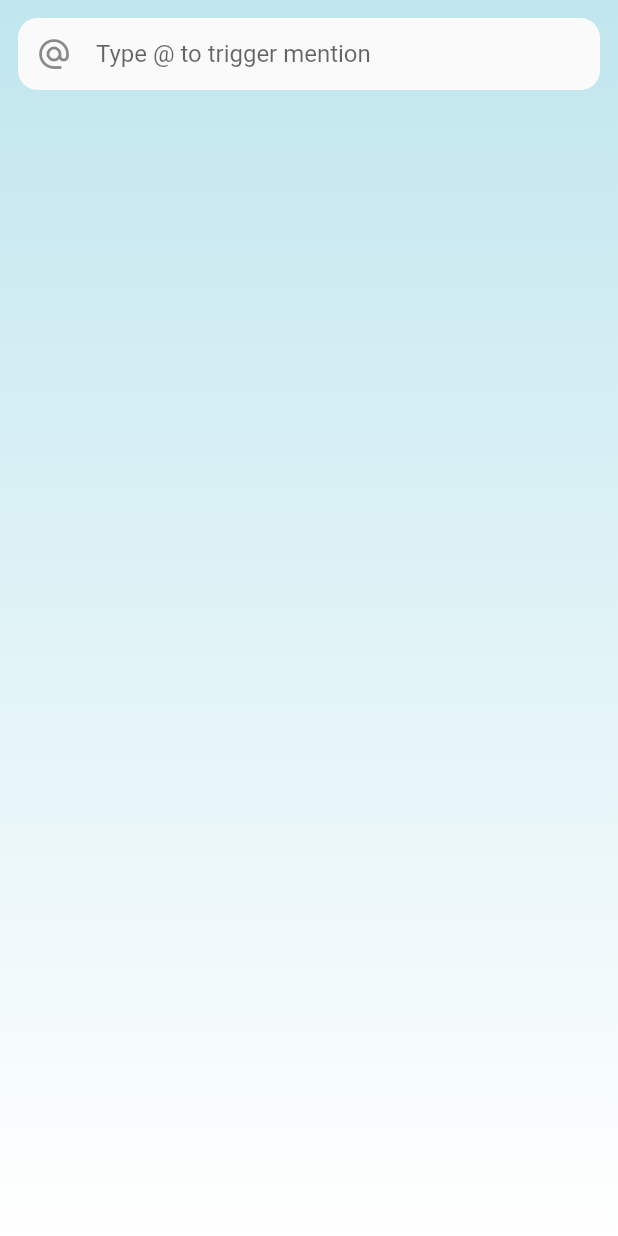
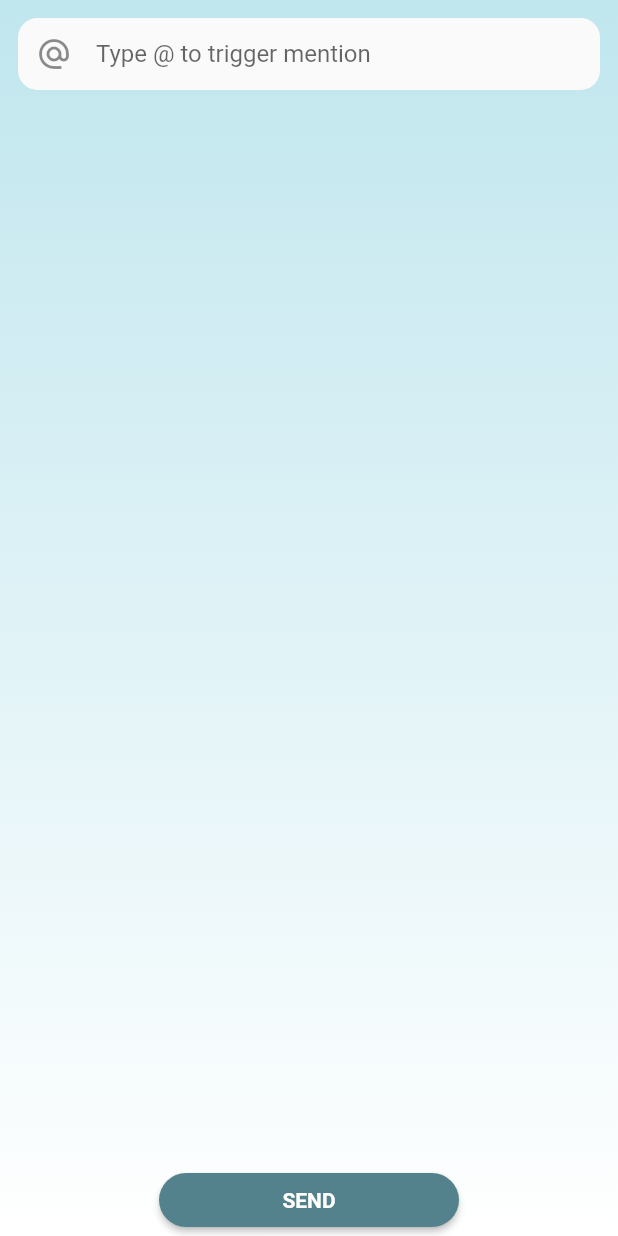
Before and after one commit to AlexisDeslandes/mentionable_text_field, a Flutter app: the screen it shows after launch, on a phone screen of 412 x 824 dp. Run offline on Flutter 3.47's test engine with Material 2 defaults, Android fonts, the phone set to English and light mode, and no system bars; our stand-ins replace rxdart.

Commit message:
Refactor example

```diff
--- a/examples/mentionable_text_field_example/lib/main.dart
+++ b/examples/mentionable_text_field_example/lib/main.dart
@@ -1,40 +1,14 @@
+import 'dart:async';
+
 import 'package:flutter/foundation.dart';
 import 'package:flutter/material.dart';
 import 'package:mentionable_text_field/mentionable_text_field.dart';
+import 'package:mentionable_text_field_example/mention_list_widget.dart';
+import 'package:mentionable_text_field_example/my_user.dart';
 import 'package:rxdart/subjects.dart';
 
 void main() {
   runApp(const MyApp());
-}
-
-/// Example implementation of [Mentionable].
-class MyUser extends Mentionable {
-  /// default constructor.
-  const MyUser(this.mentionLabel);
-
-  /// Label of user.
-  @override
-  final String mentionLabel;
-
-  @override
-  String buildMention() => '<my-custom-tag>$mentionLabel</my-custom-tag>';
-
-  @override
-  bool operator ==(Object other) =>
-      identical(this, other) ||
-      other is MyUser &&
-          runtimeType == other.runtimeType &&
-          mentionLabel == other.mentionLabel;
-
-  @override
-  int get hashCode => mentionLabel.hashCode;
-}
-
-extension BouncyAnimation on Animation<double> {
-  Animation<double> driveBouncy() => drive(TweenSequence([
-        TweenSequenceItem(tween: Tween(begin: 0.0, end: 1.3), weight: 0.7),
-        TweenSequenceItem(tween: Tween(begin: 1.3, end: 1.0), weight: 0.3)
-      ]));
 }
 
 /// App widget that shows mentionable_text_field example implementation.
@@ -45,12 +19,9 @@ class MyApp extends StatelessWidget {
   @override
   Widget build(BuildContext context) {
     const title = 'Mentionable text field Demo';
-    return MaterialApp(
+    return const MaterialApp(
       title: title,
-      theme: ThemeData(
-        primarySwatch: Colors.blue,
-      ),
-      home: const MyHomePage(title: title),
+      home: MyHomePage(title: title),
     );
   }
 }
@@ -71,14 +42,15 @@ class _MyHomePageState extends State<MyHomePage>
     with SingleTickerProviderStateMixin {
   final BehaviorSubject<List<Mentionable>> _mentionableStreamController =
       BehaviorSubject.seeded([]);
-  late final AnimationController _animationController =
-      AnimationController(vsync: this);
-  late void Function(Mentionable mentionable) _onSelectMention;
+  late final _animationController = AnimationController(vsync: this);
+  late MentionTextEditingController _textFieldController;
+  final _resultStreamController = StreamController<String>();
 
   @override
   void dispose() {
     _mentionableStreamController.close();
     _animationController.dispose();
+    _resultStreamController.close();
     super.dispose();
   }
 
@@ -94,7 +66,9 @@ class _MyHomePageState extends State<MyHomePage>
           ),
         ),
         child: SafeArea(
-          child: Padding(
+          child: Stack(
+            children: [
+              Padding(
                 padding: const EdgeInsets.all(12),
                 child: Column(
                   children: [
@@ -104,7 +78,7 @@ class _MyHomePageState extends State<MyHomePage>
                         padding: const EdgeInsets.only(left: 12),
                         child: MentionableTextField(
                           onControllerReady: (value) =>
-                          _onSelectMention = value.pickMentionable,
+                              _textFieldController = value,
                           maxLines: 1,
                           onSubmitted: print,
                           mentionables: const [
@@ -119,7 +93,8 @@ class _MyHomePageState extends State<MyHomePage>
                             if (!listEquals(previousValue, mentionables)) {
                               _animationController
                                 ..duration = Duration(
-                                milliseconds: 250 * mentionables.length)
+                                  milliseconds: 250 * mentionables.length,
+                                )
                                 ..reset()
                                 ..forward();
                             }
@@ -139,51 +114,65 @@ class _MyHomePageState extends State<MyHomePage>
                           stream: _mentionableStreamController.stream,
                           builder: (context, snapshot) {
                             if (!snapshot.hasData) return const SizedBox();
-                          final mentionables = snapshot.data!;
-                          final length = mentionables.length;
-                          return ListView.separated(
-                            itemBuilder: (context, index) {
-                              final mentionable = mentionables[index];
-                              return ScaleTransition(
-                                scale: _animationController
-                                    .drive(
-                                      CurveTween(
-                                          curve: Interval(
-                                        index / length,
-                                        (index + 1) / length,
-                                        curve: Curves.easeIn,
-                                      )),
-                                    )
-                                    .driveBouncy(),
-                                child: Material(
-                                  borderRadius: BorderRadius.circular(13),
-                                  child: ListTile(
-                                    dense: true,
-                                    leading: const Icon(Icons.person),
-                                    title: Text(mentionable.mentionLabel),
-                                    onTap: () => _onSelectMention(mentionable),
-                                    tileColor: Colors.white,
-                                    shape: RoundedRectangleBorder(
-                                        borderRadius:
-                                            BorderRadius.circular(13)),
+                            return MentionListWidget(
+                              mentionables: snapshot.data!,
+                              pickMentionable:
+                                  _textFieldController.pickMentionable,
+                              animation: _animationController,
+                            );
+                          },
                         ),
+                      ),
+                    ),
+                    Align(
+                      alignment: Alignment.bottomCenter,
+                      child: Padding(
+                        // height of bottom button
+                        padding: const EdgeInsets.only(bottom: 48),
+                        child: StreamBuilder<String>(
+                          stream: _resultStreamController.stream,
+                          builder: (context, snapshot) {
+                            if (!snapshot.hasData) return const SizedBox();
+                            final data = snapshot.data!;
+                            return AnimatedSwitcher(
+                              duration: const Duration(milliseconds: 400),
+                              child: Text(
+                                key: ValueKey(data),
+                                data,
+                                textAlign: TextAlign.center,
                               ),
                             );
                           },
-                            itemCount: length,
-                            separatorBuilder: (BuildContext context,
-                                    int index) =>
-                                const Padding(
-                                    padding: EdgeInsets.symmetric(vertical: 4)),
-                          );
-                        }),
+                        ),
+                      ),
+                    )
+                  ],
+                ),
+              ),
+              Positioned.fill(
+                child: Align(
+                  alignment: Alignment.bottomCenter,
+                  child: ElevatedButton(
+                    onPressed: () => _resultStreamController
+                        .add(_textFieldController.buildMentionedValue()),
+                    style: ElevatedButton.styleFrom(
+                      primary: const Color(0xff53828c),
+                      fixedSize: const Size.fromWidth(200),
+                      shape: RoundedRectangleBorder(
+                        borderRadius: BorderRadius.circular(100),
+                      ),
+                    ),
+                    child: const Text(
+                      'SEND',
+                      style: TextStyle(fontWeight: FontWeight.bold),
+                    ),
+                  ),
                 ),
               )
             ],
           ),
         ),
       ),
-      ),
     );
   }
 }
--- /dev/null
+++ b/examples/mentionable_text_field_example/lib/mention_list_widget.dart
@@ -0,0 +1,84 @@
+import 'package:flutter/material.dart';
+import 'package:mentionable_text_field/mentionable_text_field.dart';
+import 'package:mentionable_text_field_example/bouncy_animation.dart';
+
+/// Listview that contains the [mentionables].
+/// On tap on one of [_MentionTile], trigger [pickMentionable].
+class MentionListWidget extends StatelessWidget {
+  /// default constructor.
+  const MentionListWidget({
+    super.key,
+    required this.pickMentionable,
+    required this.animation,
+    this.mentionables = const [],
+  });
+
+  /// [Mentionable] that can be picked.
+  final List<Mentionable> mentionables;
+
+  /// Action that is triggered on pick.
+  final ValueChanged<Mentionable> pickMentionable;
+
+  /// Animation when list element are built.
+  final Animation<double> animation;
+
+  @override
+  Widget build(BuildContext context) {
+    final length = mentionables.length;
+    return ListView.separated(
+      itemBuilder: (context, index) {
+        final mentionable = mentionables[index];
+        return ScaleTransition(
+          scale: animation
+              .drive(
+                CurveTween(
+                  curve: Interval(
+                    index / length,
+                    (index + 1) / length,
+                    curve: Curves.easeIn,
+                  ),
+                ),
+              )
+              .driveBouncy(),
+          child: _MentionTile(
+            mentionable: mentionable,
+            pickMentionable: pickMentionable,
+          ),
+        );
+      },
+      itemCount: length,
+      separatorBuilder: (
+        BuildContext context,
+        int index,
+      ) =>
+          const Padding(padding: EdgeInsets.symmetric(vertical: 4)),
+    );
+  }
+}
+
+class _MentionTile extends StatelessWidget {
+  const _MentionTile({
+    required this.mentionable,
+    required this.pickMentionable,
+  });
+
+  final ValueChanged<Mentionable> pickMentionable;
+  final Mentionable mentionable;
+
+  @override
+  Widget build(BuildContext context) {
+    return Material(
+      borderRadius: BorderRadius.circular(13),
+      child: ListTile(
+        dense: true,
+        leading: const Icon(Icons.person),
+        title: Text(mentionable.mentionLabel),
+        onTap: () => pickMentionable(mentionable),
+        tileColor: Colors.white,
+        shape: RoundedRectangleBorder(
+          borderRadius: BorderRadius.circular(13),
+        ),
+      ),
+    );
+  }
+}
--- /dev/null
+++ b/examples/mentionable_text_field_example/lib/my_user.dart
@@ -0,0 +1,24 @@
+import 'package:mentionable_text_field/mentionable_text_field.dart';
+
+/// Example implementation of [Mentionable].
+class MyUser extends Mentionable {
+  /// default constructor.
+  const MyUser(this.mentionLabel);
+
+  /// Label of user.
+  @override
+  final String mentionLabel;
+
+  @override
+  String buildMention() => '<my-custom-tag>$mentionLabel</my-custom-tag>';
+
+  @override
+  bool operator ==(Object other) =>
+      identical(this, other) ||
+      other is MyUser &&
+          runtimeType == other.runtimeType &&
+          mentionLabel == other.mentionLabel;
+
+  @override
+  int get hashCode => mentionLabel.hashCode;
+}
```
Also changed, not shown: examples/mentionable_text_field_example/lib/bouncy_animation.dart (added, +12 -0 lines). Lines whose indentation alone changed are shown as unchanged.
